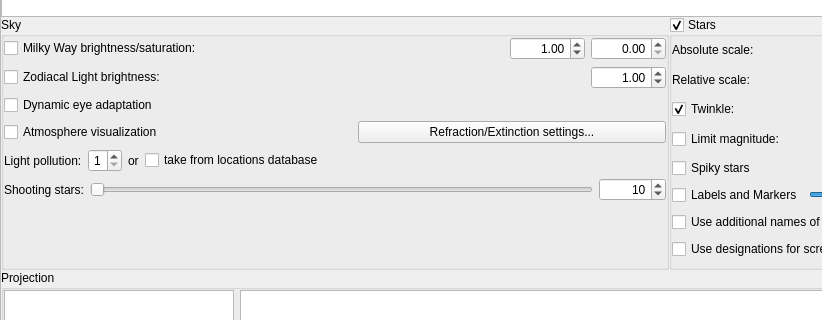
Old version of the form src/gui/viewDialog.ui in the repository Stellarium/stellarium; both pictures show x 0 to 822 and y 83 to 403 of the 993 by 659 pixel window.
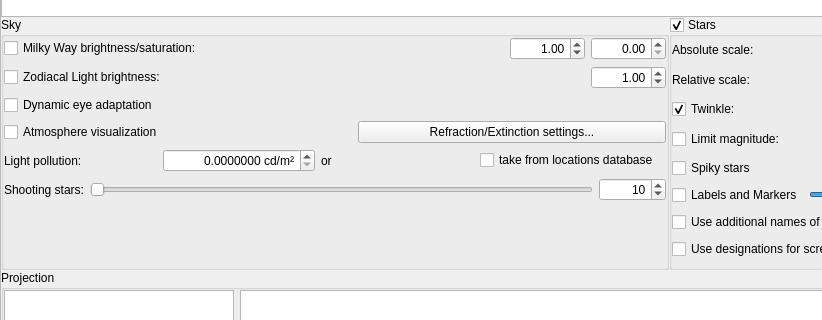
New version of the form. Icons and pictures are not drawn. Custom widgets are drawn as their Qt base class.

Commit message: Switch from Bortle class to luminance as the quantity of light pollution

Patch:
```diff
--- a/src/gui/viewDialog.ui
+++ b/src/gui/viewDialog.ui
@@ -639,24 +639,18 @@
                 </widget>
                </item>
                <item>
-                <widget class="QSpinBox" name="lightPollutionSpinBox">
-                 <property name="maximumSize">
-                  <size>
-                   <width>75</width>
-                   <height>16777215</height>
-                  </size>
-                 </property>
+                <widget class="QDoubleSpinBox" name="lightPollutionLuminanceDoubleSpinBox">
                  <property name="alignment">
                   <set>Qt::AlignRight|Qt::AlignTrailing|Qt::AlignVCenter</set>
                  </property>
-                 <property name="minimum">
-                  <number>1</number>
+                 <property name="suffix">
+                  <string> cd/m²</string>
+                 </property>
+                 <property name="decimals">
+                  <number>7</number>
                  </property>
                  <property name="maximum">
-                  <number>9</number>
-                 </property>
-                 <property name="value">
-                  <number>1</number>
+                  <double>1.000000000000000</double>
                  </property>
                 </widget>
                </item>
@@ -682,12 +676,6 @@
                  <property name="orientation">
                   <enum>Qt::Horizontal</enum>
                  </property>
-                 <property name="sizeHint" stdset="0">
-                  <size>
-                   <width>40</width>
-                   <height>20</height>
-                  </size>
-                 </property>
                 </spacer>
                </item>
               </layout>
```
Left out of the diff: 2 changed lines with no effect on the pictures. The commit also changes 16 other files.
